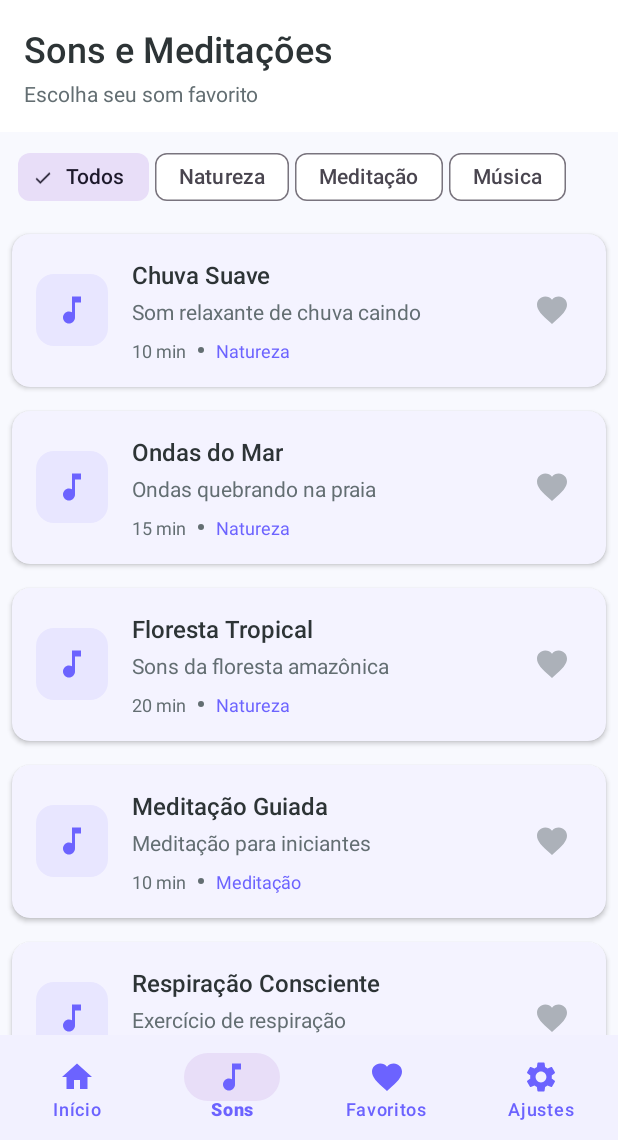
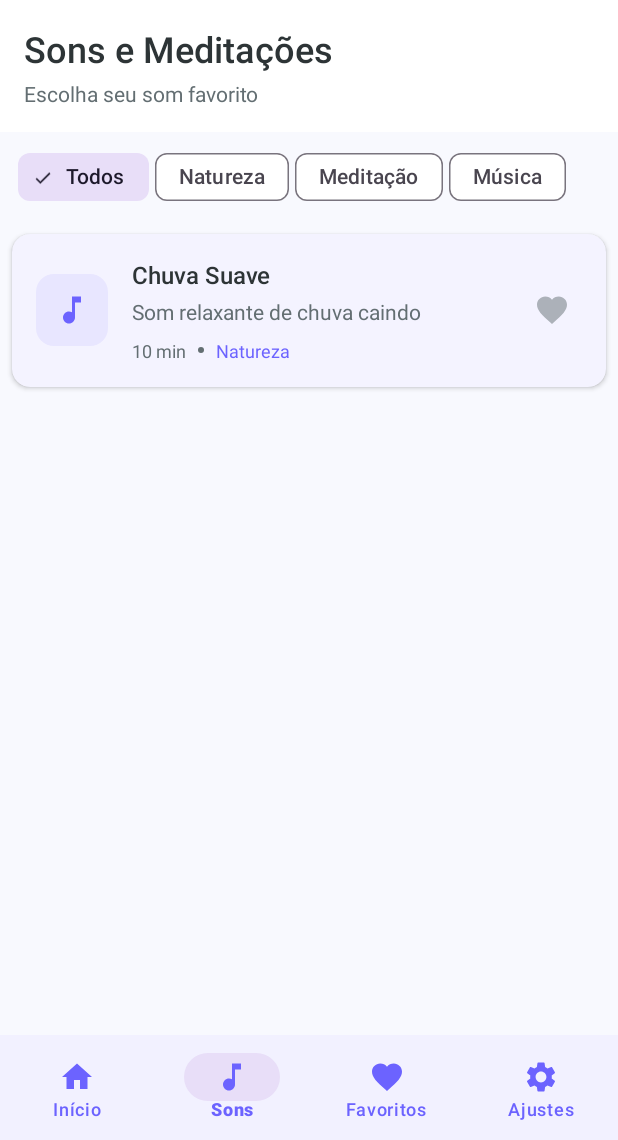
Before and after one commit to vandersonbraz/projeto-android, an Android app: the fragment FavoritesFragment placed in its activity, item 2 of the bottom bar chosen, on a phone screen of 412 x 824 dp, the part 96-1236 px from its top. Run offline under Robolectric (Android 15) with nearby library versions, the phone set to English and light mode, and no system bars; our stand-ins replace AdMob; libraries missing offline, so code that uses them is left out: com.android.billingclient; 5 statements that could not run were skipped.

```diff
--- a/CalmareApp/app/src/main/java/com/calmare/app/data/Sound.kt
+++ b/CalmareApp/app/src/main/java/com/calmare/app/data/Sound.kt
@@ -20,134 +20,11 @@ object SoundsRepository {
             id = 1,
             title = "Chuva Suave",
             description = "Som relaxante de chuva caindo",
-            duration = 600,
+            duration = 600, // 10 minutos (ajuste se souber a duração real do seu áudio)
             category = "Natureza",
-            audioUrl = "https://www.soundhelix.com/examples/mp3/SoundHelix-Song-1.mp3",
-            isPremium = false
-        ),
-        Sound(
-            id = 2,
-            title = "Ondas do Mar",
-            description = "Ondas quebrando na praia",
-            duration = 900,
-            category = "Natureza",
-            audioUrl = "https://www.soundhelix.com/examples/mp3/SoundHelix-Song-2.mp3",
-            isPremium = false
-        ),
-        Sound(
-            id = 3,
-            title = "Floresta Tropical",
-            description = "Sons da floresta amazônica",
-            duration = 1200,
-            category = "Natureza",
-            audioUrl = "https://www.soundhelix.com/examples/mp3/SoundHelix-Song-3.mp3",
-            isPremium = true
-        ),
-        Sound(
-            id = 4,
-            title = "Meditação Guiada",
-            description = "Meditação para iniciantes",
-            duration = 600,
-            category = "Meditação",
-            audioUrl = "https://www.soundhelix.com/examples/mp3/SoundHelix-Song-4.mp3",
-            isPremium = false
-        ),
-        Sound(
-            id = 5,
-            title = "Respiração Consciente",
-            description = "Exercício de respiração",
-            duration = 300,
-            category = "Meditação",
-            audioUrl = "https://www.soundhelix.com/examples/mp3/SoundHelix-Song-5.mp3",
-            isPremium = false
-        ),
-        Sound(
-            id = 6,
-            title = "Fogo de Lareira",
-            description = "Som crepitante de lareira",
-            duration = 1800,
-            category = "Ambiente",
-            audioUrl = "https://www.soundhelix.com/examples/mp3/SoundHelix-Song-6.mp3",
-            isPremium = true
-        ),
-        Sound(
-            id = 7,
-            title = "Piano Relaxante",
-            description = "Música suave de piano",
-            duration = 900,
-            category = "Música",
-            audioUrl = "https://www.soundhelix.com/examples/mp3/SoundHelix-Song-7.mp3",
-            isPremium = true
-        ),
-        Sound(
-            id = 8,
-            title = "Ruído Branco",
-            description = "Som contínuo para dormir",
-            duration = 3600,
-            category = "Sono",
-            audioUrl = "https://www.soundhelix.com/examples/mp3/SoundHelix-Song-8.mp3",
+            audioUrl = "raw/chuva_suave",  // Arquivo local - SEM extensão .mp3
             isPremium = false
         )
+        // Adicione mais áudios aqui conforme for baixando
     )
-
-    /*
-     * ═══════════════════════════════════════════════════════════════════
-     * INSTRUÇÕES: COMO ADICIONAR SEUS PRÓPRIOS ÁUDIOS DE MEDITAÇÃO
-     * ═══════════════════════════════════════════════════════════════════
-     *
-     * OPÇÃO 1 - USAR URLs PÚBLICAS (Mais fácil para testar):
-     * -------------------------------------------------------------
-     * 1. Faça upload dos seus arquivos .mp3 em:
-     *    - Google Drive (compartilhe com "Qualquer pessoa com o link")
-     *    - Dropbox (gere link direto)
-     *    - Seu próprio servidor/hospedagem
-     *
-     * 2. Use ferramentas para obter link direto:
-     *    - Para Google Drive: Use sites como https://sites.google.com/site/gdocs2direct/
-     *    - Para Dropbox: Mude ?dl=0 para ?dl=1 no final do link
-     *
-     * 3. Substitua audioUrl acima pelos seus links diretos
-     *
-     *
-     * OPÇÃO 2 - BAIXAR SONS GRATUITOS DA INTERNET:
-     * -------------------------------------------------------------
-     * Sites com áudios de meditação gratuitos:
-     *    - Freesound.org - https://freesound.org (precisa criar conta grátis)
-     *      Busque por: "rain", "ocean waves", "meditation", "white noise"
-     *
-     *    - Pixabay Music - https://pixabay.com/music/
-     *      Busque por: "meditation", "calm", "relaxing"
-     *
-     *    - YouTube Audio Library - https://studio.youtube.com/channel/UC.../music
-     *      Baixe e hospede você mesmo
-     *
-     *
-     * OPÇÃO 3 - ARMAZENAR LOCALMENTE NO APP (Funciona offline):
-     * -------------------------------------------------------------
-     * 1. Crie a pasta: app/src/main/res/raw/
-     * 2. Coloque seus arquivos .mp3 nessa pasta (nomes sem espaços, só minúsculas)
-     *    Exemplo: chuva_suave.mp3, ondas_mar.mp3
-     *
-     * 3. No código acima, mude audioUrl para formato local:
-     *    audioUrl = "raw/chuva_suave"  (sem .mp3 no final)
-     *
-     * 4. Atualize PlayerActivity.kt para detectar arquivos locais:
-     *    if (soundUrl.startsWith("raw/")) {
-     *        val resourceId = resources.getIdentifier(
-     *            soundUrl.substringAfter("raw/"),
-     *            "raw",
-     *            packageName
-     *        )
-     *        mediaPlayer.setDataSource(this, Uri.parse("android.resource://$packageName/$resourceId"))
-     *    } else {
-     *        mediaPlayer.setDataSource(soundUrl)  // URL da internet
-     *    }
-     *
-     * NOTA: Arquivos locais aumentam o tamanho do APK mas funcionam offline!
-     *
-     *
-     * ATENÇÃO: URLs atuais são de MÚSICA DE EXEMPLO!
-     * ═══════════════════════════════════════════════════════════════════
-     * Substitua por sons reais de meditação/relaxamento para seu app!
-     */
 }
--- a/CalmareApp/app/src/main/java/com/calmare/app/ui/PlayerActivity.kt
+++ b/CalmareApp/app/src/main/java/com/calmare/app/ui/PlayerActivity.kt
@@ -421,7 +421,29 @@ class PlayerActivity : AppCompatActivity() {
                         .build()
                 )
 
-                setDataSource(soundUrl)
+                // Detecta se é arquivo local (raw/) ou URL da internet
+                if (soundUrl.startsWith("raw/")) {
+                    // Arquivo local: usa sistema de recursos do Android
+                    val resourceName = soundUrl.substringAfter("raw/")
+                    val resourceId = resources.getIdentifier(resourceName, "raw", packageName)
+
+                    if (resourceId == 0) {
+                        Toast.makeText(
+                            this@PlayerActivity,
+                            "❌ Arquivo de áudio '$resourceName' não encontrado na pasta raw/",
+                            Toast.LENGTH_LONG
+                        ).show()
+                        btnPlayPause.isEnabled = false
+                        return
+                    }
+
+                    val uri = android.net.Uri.parse("android.resource://$packageName/$resourceId")
+                    setDataSource(this@PlayerActivity, uri)
+                } else {
+                    // URL da internet
+                    setDataSource(soundUrl)
+                }
+
                 isLooping = false  // Começa DESATIVADO
                 prepareAsync()
 
```
